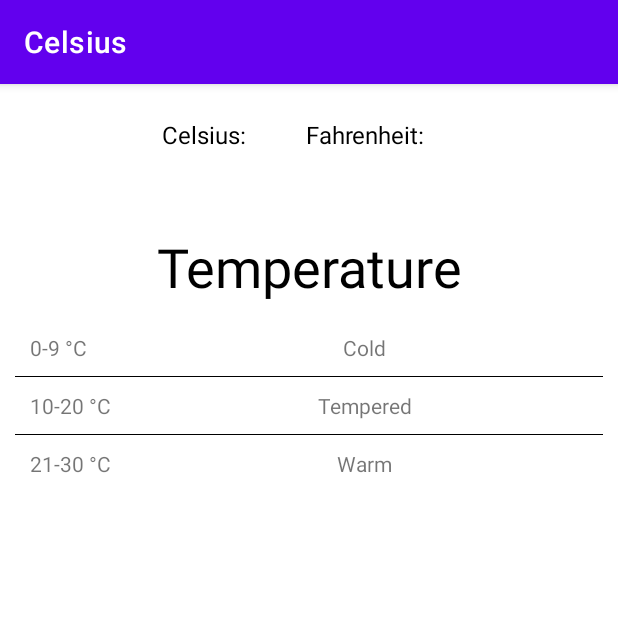
After one commit to sebastianbellodev/android-celsius-app, an Android app: the ResultActivity screen opened directly, with no data from a screen before it, on a phone screen of 412 x 824 dp, the top half of it. The commit adds this screen. Run offline under Robolectric (Android 15) with nearby library versions, the phone set to English and light mode, and no system bars; our stand-ins replace data binding; 3 statements that could not run were skipped.

Commit message:
ResultActivity added

```diff
--- a/app/build.gradle
+++ b/app/build.gradle
@@ -22,6 +22,11 @@ android {
             proguardFiles getDefaultProguardFile('proguard-android-optimize.txt'), 'proguard-rules.pro'
         }
     }
+
+    dataBinding{
+        enabled true
+    }
+
     compileOptions {
         sourceCompatibility JavaVersion.VERSION_1_8
         targetCompatibility JavaVersion.VERSION_1_8
--- a/app/src/main/AndroidManifest.xml
+++ b/app/src/main/AndroidManifest.xml
@@ -12,6 +12,9 @@
         android:theme="@style/Theme.Celsius"
         tools:targetApi="31">
         <activity
+            android:name=".ResultActivity"
+            android:exported="false" />
+        <activity
             android:name=".MainActivity"
             android:exported="true">
             <intent-filter>
--- a/app/src/main/java/com/example/celsius/MainActivity.java
+++ b/app/src/main/java/com/example/celsius/MainActivity.java
@@ -2,6 +2,7 @@ package com.example.celsius;
 
 import androidx.appcompat.app.AppCompatActivity;
 
+import android.content.Intent;
 import android.os.Bundle;
 import android.widget.Button;
 import android.widget.EditText;
@@ -17,17 +18,15 @@ public class MainActivity extends AppCompatActivity {
         setContentView(R.layout.activity_main);
 
         EditText celsiusDegrees = findViewById(R.id.celsius_degrees);
-        TextView fahrenheitDegrees = findViewById(R.id.fahrenheit_degrees);
-        fahrenheitDegrees.setEnabled(false);
         Button convertButton = findViewById(R.id.convert_button);
 
         convertButton.setOnClickListener(v -> {
             if(!celsiusDegrees.getText().toString().isEmpty()) {
-                double degrees = setFahrenheitDegrees(celsiusDegrees.getText().toString());
-                String result = String.valueOf(Math.ceil(degrees));
-                fahrenheitDegrees.setText(String.format("%s °F", result));
+                String celsius = celsiusDegrees.getText().toString();
+                double degrees = setFahrenheitDegrees(celsius);
+                String fahrenheit = String.valueOf(Math.ceil(degrees));
+                openResultActivity(celsius, fahrenheit);
             } else {
-                fahrenheitDegrees.setText("");
                 Toast.makeText(this,"Don't forget to type something",
                         Toast.LENGTH_SHORT).show();
             }
@@ -38,4 +37,12 @@ public class MainActivity extends AppCompatActivity {
         double degrees = Double.parseDouble(celsius);
         return (degrees * FORMULA_FRACTION) + 32;
     }
+
+    private void openResultActivity(String celsius, String fahrenheit) {
+        Intent intent = new Intent(this, ResultActivity.class);
+        intent.putExtra(ResultActivity.CELSIUS, celsius);
+        intent.putExtra(ResultActivity.FAHRENHEIT, fahrenheit);
+        startActivity(intent);
+    }
+
 }
--- /dev/null
+++ b/app/src/main/java/com/example/celsius/ResultActivity.java
@@ -0,0 +1,39 @@
+package com.example.celsius;
+
+import androidx.appcompat.app.AppCompatActivity;
+
+import android.os.Bundle;
+
+import com.example.celsius.databinding.ActivityResultBinding;
+
+public class ResultActivity extends AppCompatActivity {
+
+    public static final String CELSIUS = "Celsius";
+    public static final String FAHRENHEIT = "Fahrenheit";
+
+    ActivityResultBinding binding;
+
+    @Override
+    protected void onCreate(Bundle savedInstanceState) {
+        super.onCreate(savedInstanceState);
+        binding = ActivityResultBinding.inflate(getLayoutInflater());
+        setContentView(binding.getRoot());
+        Bundle extras = getIntent().getExtras();
+        String celsius = extras.getString(CELSIUS);
+        String fahrenheit = extras.getString(FAHRENHEIT);
+        binding.setCelsius(celsius);
+        binding.setFahrenheit(fahrenheit);
+        paintRow(Double.valueOf(celsius));
+    }
+
+    private void paintRow(double celsius){
+        double normal = 9, tempered = 20;
+        if(celsius <= normal){
+            binding.cold.setBackgroundColor(getColor(R.color.purple_200));
+        } else if (celsius > normal && celsius <= tempered) {
+            binding.tempered.setBackgroundColor(getColor(R.color.purple_500));
+        }else{
+            binding.warm.setBackgroundColor(getColor(R.color.purple_700));
+        }
+    }
+}
--- a/app/src/main/res/layout/activity_main.xml
+++ b/app/src/main/res/layout/activity_main.xml
@@ -33,24 +33,6 @@
         android:layout_margin="16sp"
         />
 
-    <TextView
-        android:id="@+id/fahrenheit"
-        android:layout_width="wrap_content"
-        android:layout_height="wrap_content"
-        android:text="@string/fahrenheit"
-        android:textSize="26sp"
-        android:layout_margin="16sp"
-        />
-
-    <TextView
-        android:id="@+id/fahrenheit_degrees"
-        android:layout_width="match_parent"
-        android:layout_height="wrap_content"
-        android:hint="@string/fahrenheit_degrees"
-        android:textSize="26sp"
-        android:layout_margin="16sp"
-        />
-
     <Button
         android:id="@+id/convert_button"
         android:layout_width="match_parent"
--- /dev/null
+++ b/app/src/main/res/layout/activity_result.xml
@@ -0,0 +1,96 @@
+<?xml version="1.0" encoding="utf-8"?>
+<layout xmlns:android="http://schemas.android.com/apk/res/android"
+    xmlns:tools="http://schemas.android.com/tools">
+    <data>
+        <variable name="celsius" type="java.lang.String" />
+        <variable name="fahrenheit" type="java.lang.String" />
+    </data>
+    <LinearLayout
+        android:layout_width="match_parent"
+        android:layout_height="match_parent"
+        android:orientation="vertical"
+        tools:context=".ResultActivity">
+        <LinearLayout
+            android:layout_width="match_parent"
+            android:layout_height="wrap_content"
+            android:orientation="horizontal"
+            android:layout_margin="10sp"
+            android:gravity="center"
+            >
+            <TextView
+                android:layout_width="wrap_content"
+                android:layout_height="wrap_content"
+                android:text="@string/celsius"
+                android:layout_margin="10sp"
+                android:textSize="16sp"
+                android:textColor="@color/black"
+                />
+            <TextView
+                android:layout_width="wrap_content"
+                android:layout_height="wrap_content"
+                android:text="@{celsius}"
+                android:layout_margin="10sp"
+                android:textSize="20sp"
+                />
+            <TextView
+                android:layout_width="wrap_content"
+                android:layout_height="wrap_content"
+                android:text="@string/fahrenheit"
+                android:layout_margin="10sp"
+                android:textSize="16sp"
+                android:textColor="@color/black"
+                />
+            <TextView
+                android:layout_width="wrap_content"
+                android:layout_height="wrap_content"
+                android:text="@{fahrenheit}"
+                android:layout_margin="10sp"
+                android:textSize="20sp"
+                />
+        </LinearLayout>
+        <TextView
+            android:layout_width="match_parent"
+            android:layout_height="wrap_content"
+            android:textAlignment="center"
+            android:textSize="36sp"
+            android:textColor="@color/black"
+            android:layout_marginTop="30sp"
+            android:text="@string/temperature" />
+        <TableLayout
+            android:layout_width="match_parent"
+            android:layout_height="wrap_content"
+            android:layout_margin="10sp"
+            android:stretchColumns="1"
+            android:divider="@color/black"
+            android:showDividers="middle"
+            >
+            <TableRow android:id="@+id/cold">
+                <TextView
+                    android:text="@string/less_than_10"
+                    android:padding="10sp" />
+                <TextView
+                    android:text="@string/cold"
+                    android:gravity="center"
+                    android:padding="10sp" />
+            </TableRow>
+            <TableRow android:id="@+id/tempered">
+                <TextView
+                    android:text="@string/between_10_and_20"
+                    android:padding="10sp" />
+                <TextView
+                    android:text="@string/tempered"
+                    android:gravity="center"
+                    android:padding="10sp" />
+            </TableRow>
+            <TableRow android:id="@+id/warm">
+                <TextView
+                    android:text="@string/between_21_and_30"
+                    android:padding="10sp" />
+                <TextView
+                    android:text="@string/warm"
+                    android:gravity="center"
+                    android:padding="10sp" />
+            </TableRow>
+        </TableLayout>
+    </LinearLayout>
+</layout>
--- a/app/src/main/res/values/strings.xml
+++ b/app/src/main/res/values/strings.xml
@@ -6,4 +6,11 @@
     <string name="celsius">Celsius:</string>
     <string name="fahrenheit">Fahrenheit:</string>
     <string name="thermometer_description">Thermometer</string>
+    <string name="temperature">Temperature</string>
+    <string name="less_than_10">0-9 °C</string>
+    <string name="cold">Cold</string>
+    <string name="between_10_and_20">10-20 °C</string>
+    <string name="tempered">Tempered</string>
+    <string name="between_21_and_30">21-30 °C</string>
+    <string name="warm">Warm</string>
 </resources>
```
Also changed, not shown: 1 other file.
